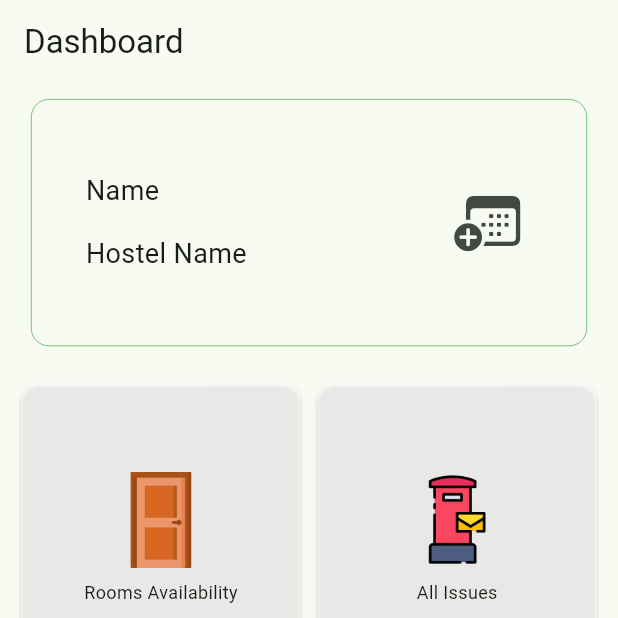
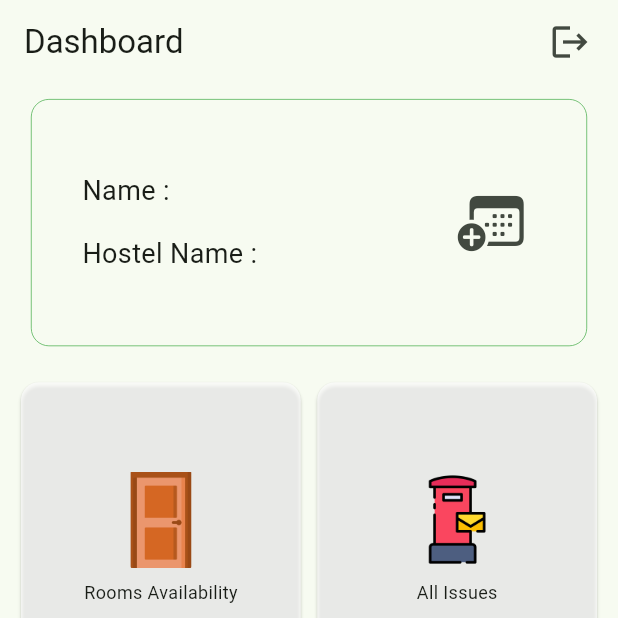
Before and after one commit to punkushal/hostel-management-project, a Flutter app: the WardenHomeScreen screen opened directly, on a phone screen of 412 x 824 dp, the top half of it. Run offline on Flutter 3.47's test engine with Material 3 defaults, Android fonts, the phone set to English and light mode, and no system bars; our stand-ins replace cloud_firestore, firebase_auth, firebase_core, firebase_storage, get, image_picker; accounts and stored records are empty.

Commit message:
Modification made for fetching warden data

```diff
--- a/lib/screens/warden_home_screen.dart
+++ b/lib/screens/warden_home_screen.dart
@@ -1,6 +1,10 @@
+import 'package:firebase_auth/firebase_auth.dart';
 import 'package:flutter/cupertino.dart';
 import 'package:flutter/material.dart';
-import 'package:flutter/widgets.dart';
+import 'package:get/get.dart';
+import 'package:hostel_management_project/auth/controller/auth_controller.dart';
+import 'package:hostel_management_project/auth/controller/user_controller.dart';
+import 'package:hostel_management_project/auth/screens/login_screen.dart';
 import 'package:hostel_management_project/widgets/categories_list.dart';
 import 'package:hostel_management_project/widgets/custom_container.dart';
 
@@ -12,14 +16,38 @@ class WardenHomeScreen extends StatefulWidget {
 }
 
 class _WardenHomeScreenState extends State<WardenHomeScreen> {
+  AuthController authController = Get.put(AuthController());
+  final userController = Get.put(UserController());
   @override
   Widget build(BuildContext context) {
     Size mq = MediaQuery.of(context).size;
     return Scaffold(
         appBar: AppBar(
           title: const Text('Dashboard'),
+          actions: [
+            IconButton(
+              onPressed: () async {
+                await authController.checkInternetConnection();
+                await authController.auth.signOut();
+                Get.offAll(() => const LoginScreen());
+              },
+              icon: const Icon(
+                Icons.logout,
+                size: 28,
               ),
-      body: Column(
+            ),
+            const SizedBox(
+              width: 8,
+            )
+          ],
+        ),
+        body: Obx(() => userController.isLoading.value
+            ? const Center(
+                child: CircularProgressIndicator(
+                  color: Colors.blue,
+                ),
+              )
+            : Column(
                 children: [
                   Padding(
                     padding: const EdgeInsets.all(10),
@@ -33,18 +61,28 @@ class _WardenHomeScreenState extends State<WardenHomeScreen> {
                           crossAxisAlignment: CrossAxisAlignment.center,
                           mainAxisAlignment: MainAxisAlignment.spaceAround,
                           children: [
-                    const Column(
+                            Column(
                               mainAxisAlignment: MainAxisAlignment.center,
                               crossAxisAlignment: CrossAxisAlignment.start,
                               children: [
-                        Text(
-                          "Name",
-                          style: TextStyle(fontSize: 18),
+                                userController.currentWarden != null
+                                    ? Text(
+                                        "Name : ${userController.currentWarden!.name}",
+                                        style: const TextStyle(fontSize: 18),
+                                      )
+                                    : const CircularProgressIndicator(
+                                        color: Colors.white,
                                       ),
-                        SizedBox(
+                                const SizedBox(
                                   height: 16,
                                 ),
-                        Text("Hostel Name", style: TextStyle(fontSize: 18)),
+                                userController.currentWarden != null
+                                    ? Text(
+                                        "Hostel Name : ${userController.currentWarden!.hostelName}",
+                                        style: const TextStyle(fontSize: 18))
+                                    : const CircularProgressIndicator(
+                                        color: Colors.white,
+                                      )
                               ],
                             ),
                             const SizedBox(
@@ -64,7 +102,6 @@ class _WardenHomeScreenState extends State<WardenHomeScreen> {
                   ),
                   const Expanded(child: CategoriesList())
                 ],
-      ),
-    );
+              )));
   }
 }
```
Lines whose indentation alone changed are shown as unchanged.
